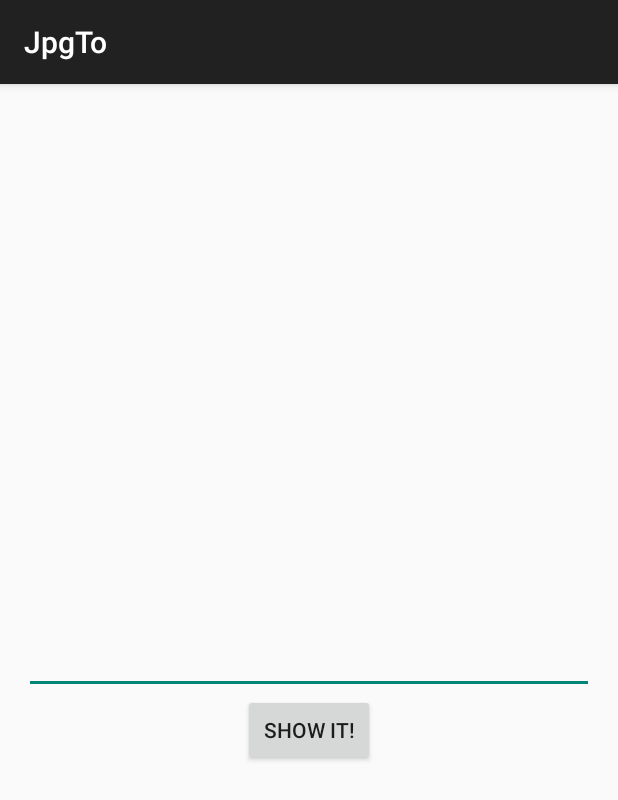
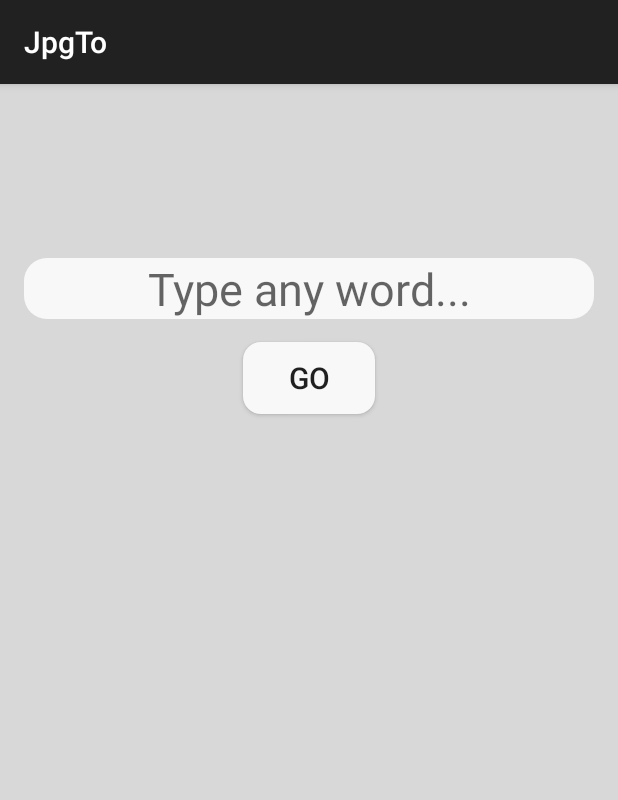
Before and after one commit to travisvolta/jpgto, an Android app: the screen it shows after launch (MainActivity), on a phone screen of 412 x 824 dp. Shown: the top 800 px of the screen. Run offline under Robolectric (Android 15) with nearby library versions, the phone set to English and light mode, and no system bars.

Commit message:
UI improve

```diff
--- a/app/src/main/java/com/example/andrei/jpgto/MainActivity.java
+++ b/app/src/main/java/com/example/andrei/jpgto/MainActivity.java
@@ -27,7 +27,7 @@ public class MainActivity extends ActionBarActivity {
     public String tag = "jpgto";
     public String webViewTitle = "";
     String errorRegExMismatching = "input can contain 1-30 alphanumeric+space, non latin letters not allowed";
-    String regEx = "[A-Za-z0-9 ]{1,30}";
+    String regEx = "[A-Za-z0-9 ]{1,30}"; //allows only alphanumeric and spaces from 1 to 30 chars
 
     EditText editText;
     Button showMe;
@@ -38,6 +38,7 @@ public class MainActivity extends ActionBarActivity {
         super.onCreate(savedInstanceState);
         setContentView(R.layout.activity_main);
 
+
         editText = (EditText)findViewById(R.id.editText);
         showMe = (Button)findViewById(R.id.button);
 
@@ -45,13 +46,13 @@ public class MainActivity extends ActionBarActivity {
             public void onClick(View v) {
                 String subject = editText.getText().toString();
                 webViewTitle = subject;
+                subject = removeSpaces(subject);
                 try {
                     validateInputByRegex(webViewTitle);
                 } catch (MyException e) {
                     e.printStackTrace();
                     return;
                 }
-                subject = removeSpaces(subject);
                 String url = ("http://" + subject + ".jpg.to");
                 new HttpAsyncTask().execute(url);
 
@@ -98,6 +99,7 @@ public class MainActivity extends ActionBarActivity {
                 result = getResultReturnURLOfImage(result);
             }else {
                 result = "Didn't work";
+
         }
             } catch (Exception e){
             Log.i(tag, e.getLocalizedMessage());
@@ -146,7 +148,6 @@ public class MainActivity extends ActionBarActivity {
         @Override
         protected void onPostExecute(String result) {
 
-            showMe.setText(result);
             Intent intent = new Intent(getApplicationContext(), WebViewActivity.class);
             intent.putExtra("imageUrl", result);
             intent.putExtra("title", webViewTitle);
--- /dev/null
+++ b/app/src/main/res/drawable/rounded_button.xml
@@ -0,0 +1,7 @@
+<?xml version="1.0" encoding="utf-8"?>
+<shape xmlns:android="http://schemas.android.com/apk/res/android"
+    android:shape="rectangle" android:padding="10dp">
+    <!-- you can use any color you want I used here gray color-->
+    <solid android:color="#F8F8F8"/>
+    <corners android:radius="12dp"/>
+</shape>
--- /dev/null
+++ b/app/src/main/res/drawable/rounded_edittext.xml
@@ -0,0 +1,7 @@
+<?xml version="1.0" encoding="utf-8"?>
+<!--  res/drawable/rounded_edittext.xml -->
+<shape xmlns:android="http://schemas.android.com/apk/res/android"
+    android:shape="rectangle" android:padding="10dp">
+    <solid android:color="#F8F8F8"/>
+    <corners android:radius="15dp"/>
+</shape>
--- a/app/src/main/res/layout/activity_main.xml
+++ b/app/src/main/res/layout/activity_main.xml
@@ -3,22 +3,32 @@
     android:layout_height="match_parent" android:paddingLeft="@dimen/activity_horizontal_margin"
     android:paddingRight="@dimen/activity_horizontal_margin"
     android:paddingTop="@dimen/activity_vertical_margin"
-    android:paddingBottom="@dimen/activity_vertical_margin" tools:context=".MainActivity">
+    android:paddingBottom="@dimen/activity_vertical_margin" tools:context=".MainActivity"
+    android:background="#D8D8D8">
 
     <EditText
         android:layout_width="match_parent"
         android:layout_height="wrap_content"
         android:id="@+id/editText"
-        android:layout_centerVertical="true"
-        android:layout_centerHorizontal="true" />
+        android:hint="@string/hint"
+        android:background="@drawable/rounded_edittext"
+        android:textSize="30sp"
+        android:gravity="center"
+        android:layout_alignParentTop="true"
+        android:layout_alignParentLeft="true"
+        android:layout_alignParentStart="true"
+        android:layout_marginTop="100dp" />
 
     <Button
         android:layout_width="wrap_content"
         android:layout_height="wrap_content"
         android:text="@string/button_name"
         android:id="@+id/button"
+        android:textSize="20sp"
+        android:background="@drawable/rounded_button"
         android:layout_below="@+id/editText"
-        android:layout_centerHorizontal="true" />
+        android:layout_centerHorizontal="true"
+        android:layout_marginTop="15dp"/>
 
 
 
--- a/app/src/main/res/values/strings.xml
+++ b/app/src/main/res/values/strings.xml
@@ -3,6 +3,7 @@
 
     <string name="hello_world">Hello world!</string>
     <string name="action_settings">Settings</string>
-    <string name="button_name">Show It!</string>
+    <string name="button_name"> GO </string>
     <string name="title_activity_image_view">JpgTo</string>
+    <string name="hint">Type any word...</string>
 </resources>
```
